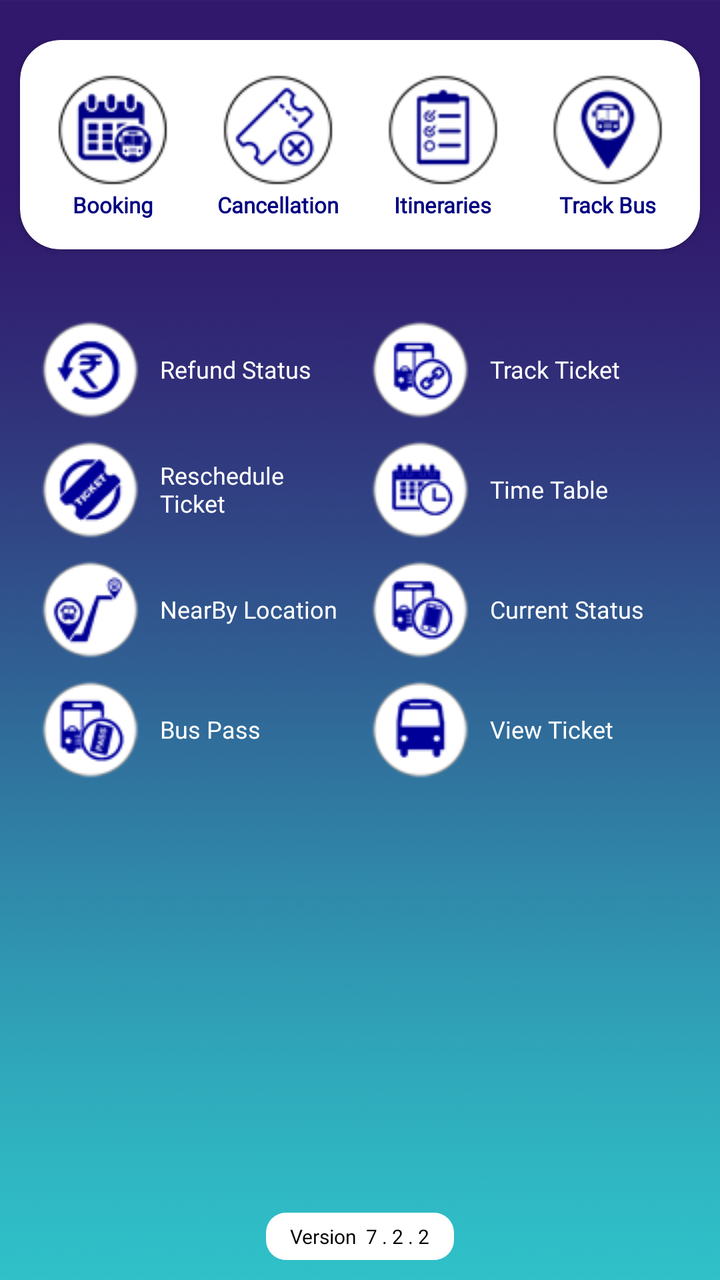
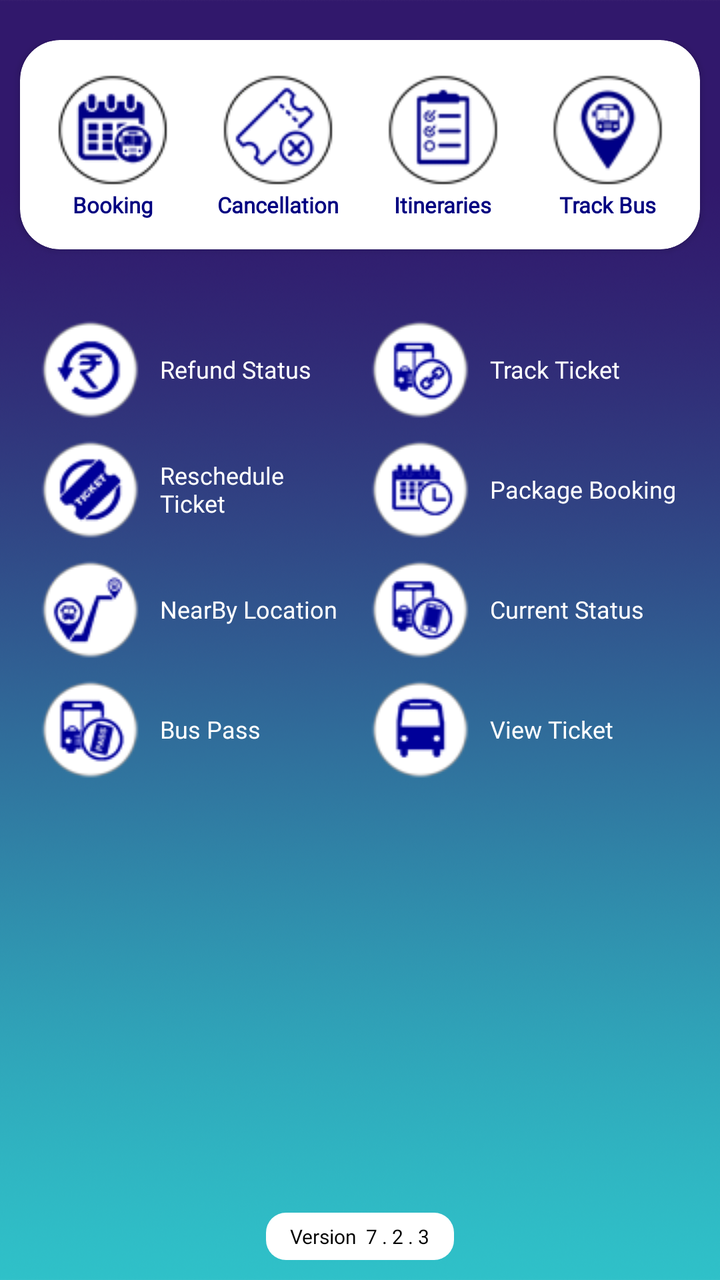

The first picture is an Android layout as it rendered before a commit; the second is the same layout after the commit. The layout source and the unified diff follow.
<!-- AndroidManifest.xml: application theme AppTheme.NoActionBar -->
<!-- res/layout/home_new.xml -->
<?xml version="1.0" encoding="utf-8"?>
<RelativeLayout
    xmlns:android="http://schemas.android.com/apk/res/android"
    xmlns:tools="http://schemas.android.com/tools"
    xmlns:app="http://schemas.android.com/apk/res-auto"
    android:id="@+id/xLinLayHomescrn"
    android:layout_width="match_parent"
    android:layout_height="wrap_content"
    android:background="@drawable/background_img">

    <LinearLayout
        android:layout_width="match_parent"
        android:layout_height="match_parent"
        android:layout_marginTop="20dp"
        android:orientation="vertical">

        <androidx.cardview.widget.CardView
            android:layout_width="match_parent"
            android:layout_height="wrap_content"
            android:layout_marginLeft="10dp"
            android:layout_marginRight="10dp"
            android:paddingLeft="5dp"
            app:cardCornerRadius="20dp"
            app:contentPadding="5dp">


            <LinearLayout
                android:layout_width="match_parent"
                android:layout_height="wrap_content"
                android:layout_marginBottom="5dp"
                android:layout_marginTop="5dp"
                android:orientation="horizontal"
                android:weightSum="4">

                <LinearLayout
                    android:id="@+id/linearLayoutAdvanceBooking"
                    android:layout_width="match_parent"
                    android:layout_height="wrap_content"
                    android:layout_marginBottom="5dp"
                    android:layout_marginTop="5dp"
                    android:layout_weight="1"
                    android:orientation="vertical">

                    <ImageView
                        android:id="@+id/imageViewBusIcon"
                        android:layout_width="match_parent"
                        android:layout_height="match_parent"
                        android:gravity="center"
                        android:src="@drawable/advancebooking_icon" />

                    <TextView
                        android:id="@+id/textViewBusIcon"
                        android:layout_width="match_parent"
                        android:layout_height="wrap_content"
                        android:layout_gravity="center"
                        android:fontFamily="@font/gotham"
                        android:gravity="center"
                        android:text="Booking"
                        android:textColor="@color/naviy"
                        android:textSize="11dp"
                        android:textStyle="bold" />
                </LinearLayout>


                <LinearLayout
                    android:id="@+id/linearLayoutCancelTicket"
                    android:layout_width="match_parent"
                    android:layout_height="match_parent"
                    android:layout_marginBottom="5dp"
                    android:layout_marginTop="5dp"
                    android:layout_weight="1"
                    android:orientation="vertical"
                    android:visibility="visible">

                    <ImageView
                        android:id="@+id/imageCancelTicket"
                        android:layout_width="match_parent"
                        android:layout_height="wrap_content"
                        android:gravity="center"
                        android:src="@drawable/cancelticket_icon" />

                    <TextView
                        android:id="@+id/textViewCancelTicket"
                        android:layout_width="match_parent"
                        android:layout_height="wrap_content"
                        android:layout_gravity="center"
                        android:fontFamily="@font/gotham"
                        android:gravity="center"
                        android:text="Cancellation"
                        android:textColor="@color/naviy"
                        android:textSize="11dp"
                        android:textStyle="bold" />
                </LinearLayout>


                <LinearLayout
                    android:id="@+id/linearLayoutItineries"
                    android:layout_width="match_parent"
                    android:layout_height="match_parent"
                    android:layout_marginBottom="5dp"
                    android:layout_marginTop="5dp"
                    android:layout_weight="1"
                    android:orientation="vertical"
                    android:visibility="visible">

                    <ImageView
                        android:id="@+id/imageViewItineries"
                        android:layout_width="match_parent"
                        android:layout_height="wrap_content"
                        android:gravity="center"
                        android:src="@drawable/itineries_icon" />

                    <TextView
                        android:id="@+id/textViewItineries"
                        android:layout_width="match_parent"
                        android:layout_height="wrap_content"
                        android:layout_gravity="center"
                        android:fontFamily="@font/gotham"
                        android:gravity="center"
                        android:text="Itineraries"
                        android:textColor="@color/naviy"
                        android:textSize="11dp"
                        android:textStyle="bold" />

                </LinearLayout>

                <LinearLayout
                    android:id="@+id/linearLayoutTrackMyBus"
                    android:layout_width="match_parent"
                    android:layout_height="match_parent"
                    android:layout_marginBottom="5dp"
                    android:layout_marginTop="5dp"
                    android:layout_weight="1"
                    android:orientation="vertical"
                    android:visibility="visible">

                    <ImageView
                        android:id="@+id/imageViewTrackMyBus"
                        android:layout_width="match_parent"
                        android:layout_height="wrap_content"
                        android:layout_gravity="center"
                        android:src="@drawable/trackmybus_icon" />

                    <TextView
                        android:id="@+id/textViewTrackMyBus"
                        android:layout_width="match_parent"
                        android:layout_height="wrap_content"
                        android:layout_gravity="center"
                        android:fontFamily="@font/gotham"
                        android:gravity="center"
                        android:text="Track Bus"
                        android:textColor="@color/naviy"
                        android:textSize="11dp"
                        android:textStyle="bold" />
                </LinearLayout>


            </LinearLayout>
        </androidx.cardview.widget.CardView>





        <LinearLayout
            android:id="@+id/originalLayout"
            android:layout_width="match_parent"
            android:layout_height="wrap_content"
            android:layout_marginLeft="15dp"
            android:layout_marginTop="30dp"
            android:layout_marginRight="15dp"
            android:orientation="horizontal"
            android:weightSum="2">

            <LinearLayout
                android:id="@+id/left_vertical"
                android:layout_width="match_parent"
                android:layout_height="wrap_content"
                android:layout_gravity="left"
                android:layout_weight="1"
                android:orientation="vertical">

                <LinearLayout
                    android:id="@+id/linearLayoutRefundStatus"
                    android:layout_width="match_parent"
                    android:layout_height="wrap_content"
                    android:gravity="left"
                    android:orientation="horizontal"
                    android:padding="5dp">

                    <ImageView
                        android:id="@+id/imageViewRefundStatus"
                        android:layout_width="wrap_content"
                        android:layout_height="wrap_content"
                        android:gravity="left"
                        android:src="@drawable/refundstatus_icon" />

                    <TextView
                        android:id="@+id/textViewRefundStatus"
                        android:layout_width="match_parent"
                        android:layout_height="wrap_content"
                        android:layout_gravity="center_vertical"
                        android:fontFamily="@font/gotham"
                        android:paddingLeft="10dp"
                        android:text="Refund Status"
                        android:textColor="@color/white"
                        android:textSize="12dp"
                        android:textStyle="normal" />

                </LinearLayout>

                <LinearLayout
                    android:id="@+id/linearLayoutResheduleTicket"
                    android:layout_width="match_parent"
                    android:layout_height="wrap_content"
                    android:layout_gravity="left"
                    android:orientation="horizontal"
                    android:padding="5dp">

                    <ImageView
                        android:id="@+id/imageViewResheduleTicket"
                        android:layout_width="wrap_content"
                        android:layout_height="wrap_content"
                        android:src="@drawable/rescheduleticket_icon" />

                    <TextView
                        android:id="@+id/textViewResheduleTicket"
                        android:layout_width="match_parent"
                        android:layout_height="wrap_content"
                        android:layout_gravity="center"
                        android:fontFamily="@font/gotham"
                        android:paddingLeft="10dp"
                        android:text="Reschedule Ticket"
                        android:textColor="@color/white"
                        android:textSize="12dp" />

                </LinearLayout>

                <LinearLayout
                    android:id="@+id/linearLayoutLinkBooking"
                    android:layout_width="match_parent"
                    android:layout_height="wrap_content"
                    android:layout_gravity="left"
                    android:orientation="horizontal"
                    android:padding="5dp">

                    <ImageView
                        android:id="@+id/imageViewLinkBooking"
                        android:layout_width="wrap_content"
                        android:layout_height="wrap_content"
                        android:gravity="center"
                        android:src="@drawable/nearbyplaces_icon" />

                    <TextView
                        android:id="@+id/textViewLinkBooking"
                        android:layout_width="match_parent"
                        android:layout_height="wrap_content"
                        android:layout_gravity="center"
                        android:layout_marginTop="0dp"
                        android:fontFamily="@font/gotham"
                        android:paddingLeft="10dp"
                        android:text="NearBy Location"
                        android:textColor="@color/white"
                        android:textSize="12dp" />

                </LinearLayout>

                <LinearLayout
                    android:id="@+id/linearLayoutBusPass"
                    android:layout_width="match_parent"
                    android:layout_height="wrap_content"
                    android:layout_gravity="left"
                    android:orientation="horizontal"
                    android:padding="5dp">

                    <ImageView
                        android:id="@+id/imageViewBusPass"
                        android:layout_width="wrap_content"
                        android:layout_height="wrap_content"
                        android:gravity="center"
                        android:src="@drawable/buspass_icon" />

                    <TextView
                        android:id="@+id/textViewBusPass"
                        android:layout_width="match_parent"
                        android:layout_height="wrap_content"
                        android:layout_gravity="center"
                        android:fontFamily="@font/gotham"
                        android:paddingLeft="10dp"
                        android:text="Bus Pass"
                        android:textColor="@color/white"
                        android:textSize="12dp" />

                </LinearLayout>


            </LinearLayout>


            <LinearLayout
                android:id="@+id/right_vertical"
                android:layout_width="match_parent"
                android:layout_height="match_parent"
                android:layout_gravity="left"
                android:layout_weight="1"
                android:orientation="vertical">

                <LinearLayout
                    android:id="@+id/linearLayoutTrackTicket"
                    android:layout_width="match_parent"
                    android:layout_height="wrap_content"
                    android:layout_gravity="left"
                    android:orientation="horizontal"
                    android:padding="5dp">


                    <ImageView
                        android:id="@+id/imageViewE-Wallet"
                        android:layout_width="wrap_content"
                        android:layout_height="wrap_content"
                        android:gravity="center"
                        android:src="@drawable/track_ticket_icon" />

                    <TextView
                        android:id="@+id/textViewTrack_ticket"
                        android:layout_width="match_parent"
                        android:layout_height="wrap_content"
                        android:layout_gravity="center"
                        android:fontFamily="@font/gotham"
                        android:paddingLeft="10dp"
                        android:text="Track Ticket"
                        android:textAppearance="?android:attr/textAppearanceSmall"
                        android:textColor="@color/white"
                        android:textSize="12dp"
                        android:textStyle="normal" />

                </LinearLayout>

                <LinearLayout
                    android:id="@+id/linearLayoutTimeTable"
                    android:layout_width="match_parent"
                    android:layout_height="wrap_content"
                    android:layout_gravity="left"
                    android:orientation="horizontal"
                    android:padding="5dp">

                    <ImageView
                        android:id="@+id/imageViewTimeTable"
                        android:layout_width="wrap_content"
                        android:layout_height="wrap_content"
                        android:gravity="center"
                        android:src="@drawable/timetable_icon" />

                    <TextView
                        android:id="@+id/textViewTimeTable"
                        android:layout_width="match_parent"
                        android:layout_height="wrap_content"
                        android:layout_gravity="center"
                        android:layout_marginTop="0dp"
                        android:fontFamily="@font/gotham"
                        android:paddingLeft="10dp"
                        android:text="Time Table"
                        android:textColor="@color/white"
                        android:textSize="12dp"
                        android:textStyle="normal" />

                </LinearLayout>

                <LinearLayout
                    android:id="@+id/linearLayoutCurrentBooking"
                    android:layout_width="match_parent"
                    android:layout_height="wrap_content"
                    android:layout_gravity="left"
                    android:orientation="horizontal"
                    android:padding="5dp">

                    <ImageView
                        android:id="@+id/imageViewCurrentBooking"
                        android:layout_width="wrap_content"
                        android:layout_height="wrap_content"
                        android:gravity="center"
                        android:src="@drawable/currentbooking_icon" />

                    <TextView
                        android:id="@+id/textViewCurrentBooking"
                        android:layout_width="match_parent"
                        android:layout_height="wrap_content"
                        android:layout_gravity="center"
                        android:layout_marginTop="0dp"
                        android:fontFamily="@font/gotham"
                        android:paddingLeft="10dp"
                        android:text="Current Status"
                        android:textColor="@color/white"
                        android:textSize="12dp" />

                </LinearLayout>

                <LinearLayout
                    android:id="@+id/linearLayoutHireBus"
                    android:layout_width="match_parent"
                    android:layout_height="wrap_content"
                    android:layout_gravity="left"
                    android:orientation="horizontal"
                    android:padding="5dp">

                    <ImageView
                        android:id="@+id/imageViewHireBus"
                        android:layout_width="wrap_content"
                        android:layout_height="wrap_content"
                        android:gravity="center"
                        android:src="@drawable/hire_a_bus_icon" />

                    <TextView
                        android:id="@+id/textViewHireBus"
                        android:layout_width="match_parent"
                        android:layout_height="wrap_content"
                        android:layout_gravity="center"
                        android:layout_marginTop="0dp"
                        android:fontFamily="@font/gotham"
                        android:paddingLeft="10dp"
                        android:text="View Ticket"
                        android:textColor="@color/white"
                        android:textSize="12dp"
                        android:textStyle="normal" />

                </LinearLayout>


            </LinearLayout>

        </LinearLayout>


        <LinearLayout
            android:id="@+id/linearLayoutTrackRunning"
            android:layout_width="wrap_content"
            android:layout_height="wrap_content"
            android:layout_gravity="center"
            android:layout_marginTop="10dp"
            android:orientation="horizontal"
            android:visibility="gone"
            android:padding="5dp">

            <androidx.cardview.widget.CardView
                android:layout_width="wrap_content"
                android:layout_height="wrap_content"
                android:layout_marginLeft="10dp"
                android:layout_marginRight="10dp"
                android:paddingLeft="5dp"
                app:cardCornerRadius="20dp"
                app:contentPadding="5dp">

                <LinearLayout
                    android:layout_width="wrap_content"
                    android:layout_height="wrap_content"
                    android:gravity="center"
                    android:orientation="horizontal"
                    android:padding="5dp">

                    <ImageView
                        android:layout_width="wrap_content"
                        android:layout_height="40dp"
                        android:gravity="center"
                        android:src="@drawable/bus_map" />

                    <TextView
                        android:layout_width="wrap_content"
                        android:layout_height="wrap_content"
                        android:layout_gravity="center"
                        android:fontFamily="@font/gotham"
                        android:paddingLeft="10dp"
                        android:text="Live Bus Running Status"
                        android:textColor="@color/colorAccent"
                        android:textSize="12dp" />
                </LinearLayout>
            </androidx.cardview.widget.CardView>

        </LinearLayout>
        


        <LinearLayout
            android:id="@+id/showmoreLayout"
            android:layout_width="match_parent"
            android:layout_height="wrap_content"
            android:layout_centerHorizontal="true"
            android:layout_marginLeft="3dp"
            android:layout_marginRight="3dp"
            android:gravity="center"
            android:orientation="vertical"
            android:visibility="visible"
            tools:ignore="UnknownId">

            <LinearLayout
                android:layout_width="match_parent"
                android:layout_height="wrap_content"
                android:layout_marginLeft="12dp"
                android:layout_marginRight="12dp"
                android:layout_marginBottom="0dp"
                android:orientation="horizontal">


            </LinearLayout>


            <RelativeLayout
                android:layout_width="match_parent"
                android:layout_height="wrap_content"
                android:layout_marginTop="0dp">

                
                
                
                
                
                
                
                
                

                
                
                
                
                
                
                
                
                
                

            </RelativeLayout>


        </LinearLayout>
        <LinearLayout
            android:layout_width="match_parent"
            android:layout_height="match_parent"
            android:orientation="vertical"
            android:gravity="bottom"
            android:layout_alignParentBottom="true"
            android:layout_marginTop="10dp"
            android:paddingBottom="10dp">

            <androidx.viewpager.widget.ViewPager
                android:id="@+id/viewPager"
                android:layout_width="match_parent"
                android:layout_height="150dp"
                android:layout_marginLeft="10dp"
                android:layout_marginTop="10dp"
                android:layout_marginRight="10dp"
                android:layout_marginBottom="5dp"
                android:orientation="horizontal"
                tools:ignore="SpeakableTextPresentCheck" />


            <LinearLayout
                android:id="@+id/SliderDots"
                android:layout_width="match_parent"
                android:layout_height="10dp"
                android:layout_below="@+id/viewPager"
                android:gravity="center_vertical|center_horizontal"
                android:orientation="horizontal" />

            <TextView
                android:layout_width="wrap_content"
                android:layout_height="wrap_content"
                android:padding="5dp"
                android:text="   Version  7 . 2 . 2   "
                android:textColor="@color/black"
                android:layout_gravity="center"
                android:background="@drawable/btn_shape"
                android:textSize="10dp"
                android:fontFamily="@font/gotham"
                app:srcCompat="@drawable/splash" />

        </LinearLayout>
    </LinearLayout>

</RelativeLayout>
<!-- resources referenced by this layout -->
<resources>
  <color name="black">#000000</color>
  <color name="colorAccent">#9b2424</color>
  <color name="naviy">#000080</color>
  <color name="white">#FFFFFF</color>
  <!-- drawable advancebooking_icon: png bitmap (drawable, 4253 bytes) -->
  <!-- drawable background_img: png bitmap (drawable-sw720dp, 391260 bytes) -->
  <!-- drawable btn_shape (drawable) -->
  <?xml version="1.0" encoding="utf-8"?>
  <selector xmlns:android="http://schemas.android.com/apk/res/android">
      <item>
          <shape android:shape="rectangle">
              <solid android:color="@color/white" />
              <corners android:radius="10dp"/>
          </shape>
      </item>
  </selector>
  <!-- drawable bus_map: png bitmap (drawable, 3273 bytes) -->
  <!-- drawable buspass_icon: png bitmap (drawable, 3518 bytes) -->
  <!-- drawable cancelticket_icon: png bitmap (drawable, 3654 bytes) -->
  <!-- drawable currentbooking_icon: png bitmap (drawable, 3387 bytes) -->
  <!-- drawable hire_a_bus_icon: png bitmap (drawable, 2592 bytes) -->
  <!-- drawable itineries_icon: png bitmap (drawable, 3051 bytes) -->
  <!-- drawable nearbyplaces_icon: png bitmap (drawable, 3152 bytes) -->
  <!-- drawable refundstatus_icon: png bitmap (drawable, 3238 bytes) -->
  <!-- drawable rescheduleticket_icon: png bitmap (drawable, 3302 bytes) -->
  <!-- drawable splash: png bitmap (drawable, 48601 bytes) -->
  <!-- drawable timetable_icon: png bitmap (drawable, 3188 bytes) -->
  <!-- drawable track_ticket_icon: png bitmap (drawable, 3250 bytes) -->
  <!-- drawable trackmybus_icon: png bitmap (drawable, 3767 bytes) -->
  <style name="AppTheme.NoActionBar">
          <item name="windowActionBar">false</item>
          <item name="windowNoTitle">true</item>
      </style>
</resources>

<!-- the commit's change to res/layout/home_new.xml (unified diff, before → after) -->
@@ -359,7 +359,7 @@
                         android:layout_marginTop="0dp"
                         android:fontFamily="@font/gotham"
                         android:paddingLeft="10dp"
-                        android:text="Time Table"
+                        android:text="Package Booking"
                         android:textColor="@color/white"
                         android:textSize="12dp"
                         android:textStyle="normal" />
@@ -566,7 +566,7 @@
                 android:layout_width="wrap_content"
                 android:layout_height="wrap_content"
                 android:padding="5dp"
-                android:text="   Version  7 . 2 . 2   "
+                android:text="   Version  7 . 2 . 3   "
                 android:textColor="@color/black"
                 android:layout_gravity="center"
                 android:background="@drawable/btn_shape"
